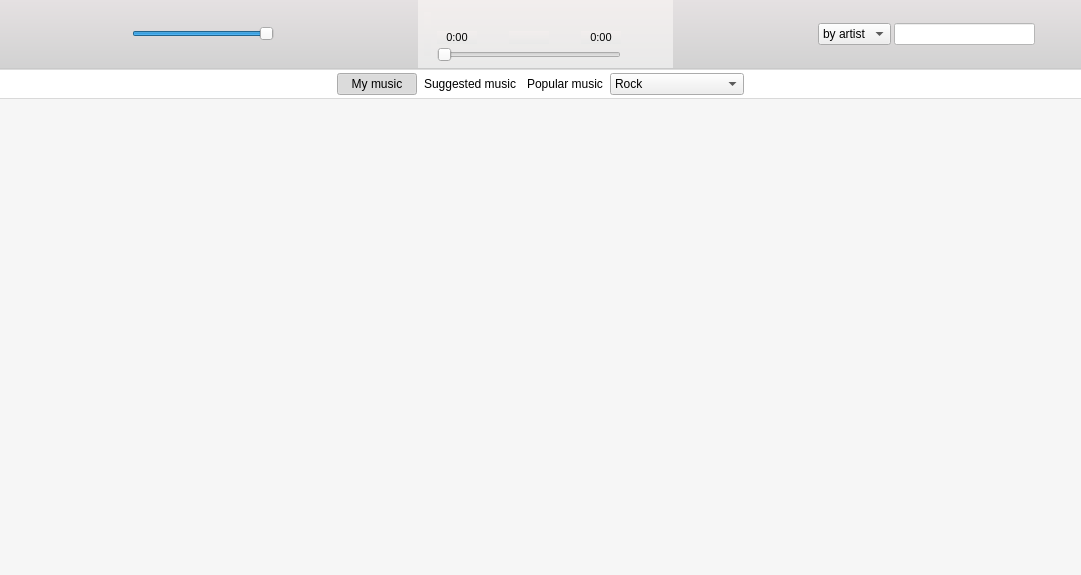
Amixp/flow, file playerwidget.ui: the form before one commit.
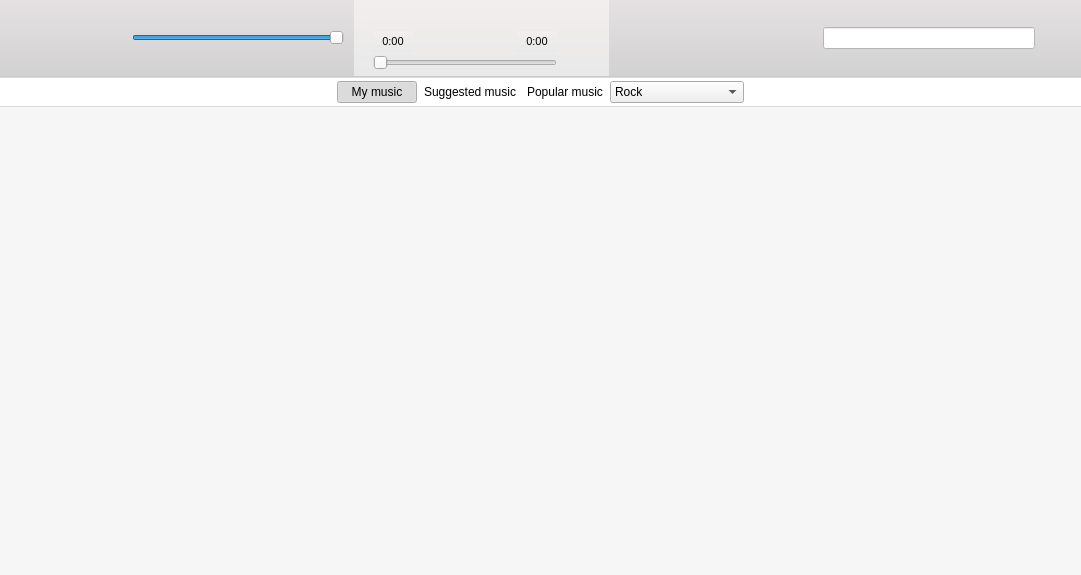
The form after the commit. Icons and pictures are not drawn. Custom widgets are drawn as their Qt base class.

Commit message: Redesigned search

The edit to the form file:
```diff
--- a/playerwidget.ui
+++ b/playerwidget.ui
@@ -176,12 +176,6 @@
         <property name="orientation">
          <enum>Qt::Horizontal</enum>
         </property>
-        <property name="sizeHint" stdset="0">
-         <size>
-          <width>40</width>
-          <height>20</height>
-         </size>
-        </property>
        </spacer>
       </item>
       <item>
@@ -316,7 +310,7 @@
                 </widget>
                </item>
                <item>
-                <widget class="QLabel" name="artistLabel">
+                <widget class="QPushButton" name="artistButton">
                  <property name="font">
                   <font>
                    <pointsize>8</pointsize>
@@ -325,8 +319,8 @@
                  <property name="text">
                   <string/>
                  </property>
-                 <property name="alignment">
-                  <set>Qt::AlignHCenter|Qt::AlignTop</set>
+                 <property name="flat">
+                  <bool>true</bool>
                  </property>
                 </widget>
                </item>
@@ -451,23 +445,6 @@
         </property>
        </spacer>
       </item>
-      <item>
-       <widget class="QComboBox" name="searchComboBox">
-        <property name="styleSheet">
-         <string notr="true">text-align: center;</string>
-        </property>
-        <item>
-         <property name="text">
-          <string>by artist</string>
-         </property>
-        </item>
-        <item>
-         <property name="text">
-          <string>by title</string>
-         </property>
-        </item>
-       </widget>
-      </item>
       <item>
        <widget class="QLineEdit" name="searchEdit">
         <property name="minimumSize">
```
Left out of the diff: 1 changed line with no effect on the pictures. The commit also changes 4 other files.
